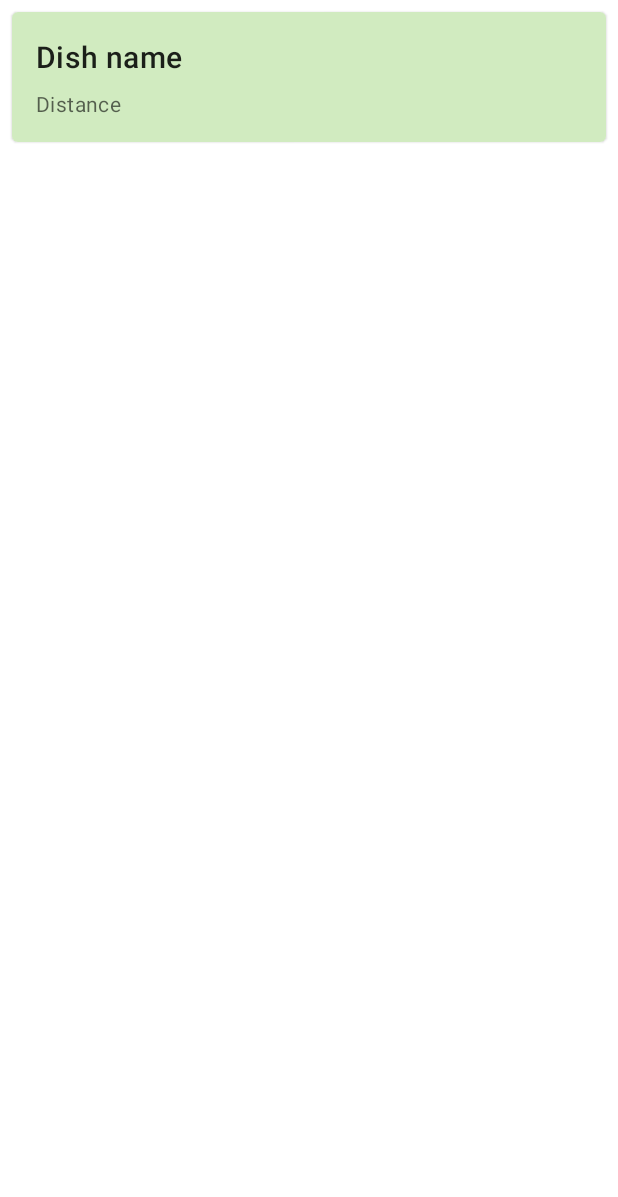
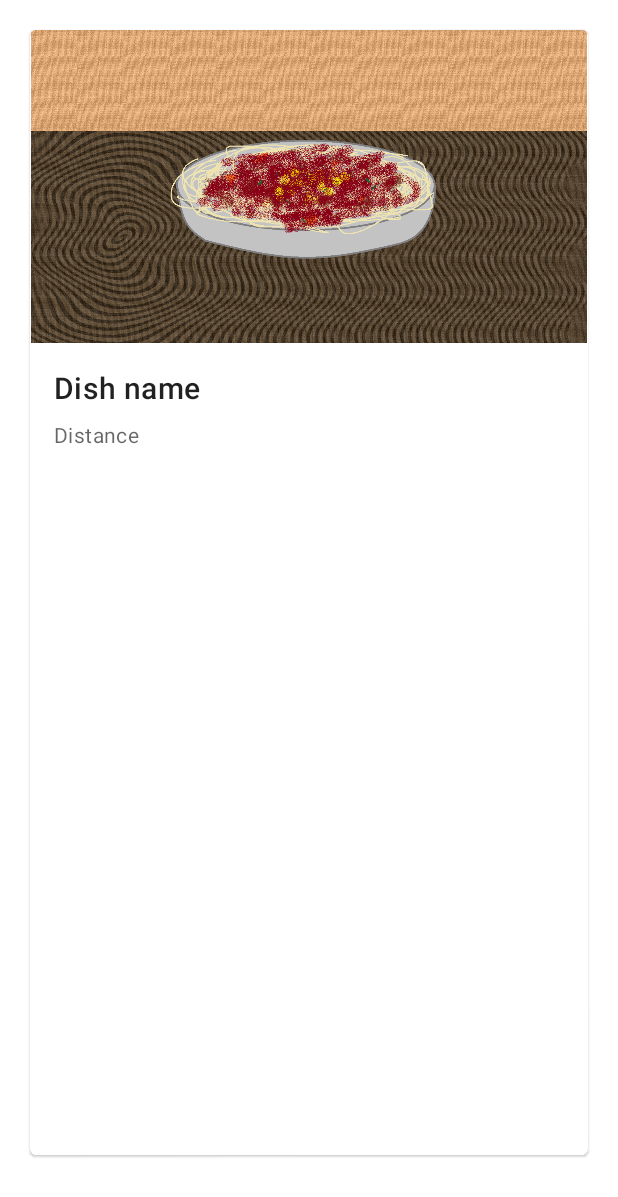
Before and after one commit to Tuuby/SpareFood_App, an Android app: the layout card_layout.xml on its own in the app's theme, with its tools: preview values and no code run, on a phone screen of 412 x 824 dp. Shown: the top 1197 px of the screen. Run offline under Robolectric (Android 15) with nearby library versions, the phone set to English and light mode, and no system bars.

Commit message:
Adjust card layout to fit design

```diff
--- a/app/src/main/res/layout/card_layout.xml
+++ b/app/src/main/res/layout/card_layout.xml
@@ -4,24 +4,23 @@
     xmlns:tools="http://schemas.android.com/tools"
     android:layout_width="match_parent"
     android:layout_height="match_parent">
-    <com.google.android.material.card.MaterialCardView
+    Adjust<com.google.android.material.card.MaterialCardView
         android:id="@+id/card"
         android:layout_width="match_parent"
-        android:layout_height="wrap_content"
-        android:layout_margin="8dp"
+        android:layout_height="750dp"
+        android:layout_margin="20dp"
         app:layout_constraintEnd_toEndOf="parent"
         app:layout_constraintStart_toStartOf="parent"
         app:layout_constraintTop_toTopOf="parent">
         <LinearLayout
             android:layout_width="match_parent"
             android:layout_height="wrap_content"
-            android:orientation="vertical"
-            android:background="@color/greenish">
+            android:orientation="vertical">
             <ImageView
                 android:id="@+id/imageView"
-                android:layout_width="wrap_content"
+                android:src="@drawable/bolognese"
+                android:layout_width="match_parent"
                 android:layout_height="wrap_content"
-                android:contentDescription="@string/my_image_description"
                 android:adjustViewBounds="true"/>
             <LinearLayout
                 android:layout_width="match_parent"
```
Also changed, not shown: app/src/main/res/drawable/bolognese.png.
